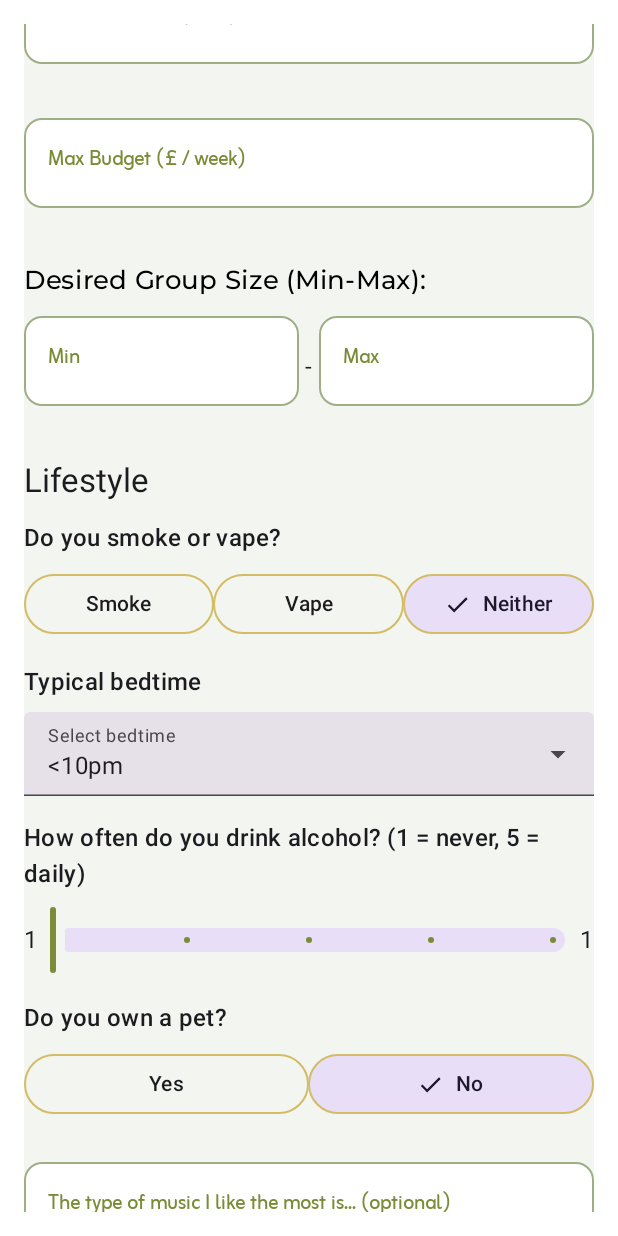
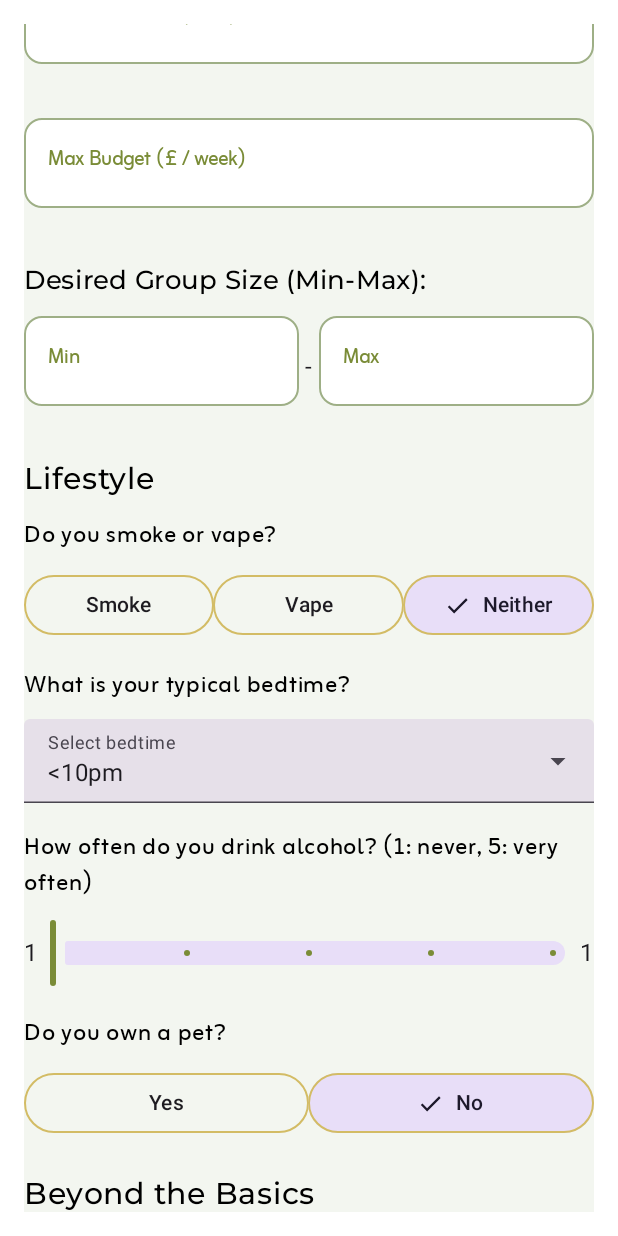
Before and after one commit to dorianturner/Roomie, an Android app built with Jetpack Compose: the ProfileEditorScreen screen opened through its navigation route, scrolled down 1108 dp, on a phone screen of 412 x 824 dp. Run offline under Robolectric (Android 15) with nearby library versions, the phone set to English and light mode, and no system bars; our stand-ins replace Firebase (no records; nobody signed in at launch, a user with empty details on screens opened directly); pictures from the network do not load.

```diff
--- a/app/src/main/java/com/example/roomie/components/lifestyle.kt
+++ b/app/src/main/java/com/example/roomie/components/lifestyle.kt
@@ -25,6 +25,10 @@ import androidx.compose.runtime.setValue
 import androidx.compose.ui.Alignment
 import androidx.compose.ui.Modifier
 import androidx.compose.ui.unit.dp
+import com.example.roomie.ui.theme.FontSize
+import com.example.roomie.ui.theme.MontserratFontFamily
+import com.example.roomie.ui.theme.Spacing
+import com.example.roomie.ui.theme.ZainFontFamily
 import kotlin.math.roundToInt
 
 
@@ -42,11 +46,21 @@ fun LifestyleSection(
     passionate: MutableState<ProfileTextField>,
 ) {
     Spacer(modifier = Modifier.height(16.dp))
-    Text("Lifestyle", style = MaterialTheme.typography.titleLarge)
+    Text(
+        "Lifestyle",
+        fontFamily = MontserratFontFamily,
+        fontSize = FontSize.subHeader,
+        color = MaterialTheme.colorScheme.inverseSurface
+    )
     Spacer(modifier = Modifier.height(12.dp))
 
     // Smoking / vaping segmented control
-    Text("Do you smoke or vape?", style = MaterialTheme.typography.titleMedium)
+    Text(
+        "Do you smoke or vape?",
+        fontFamily = ZainFontFamily,
+        fontSize = FontSize.subHeader,
+        color = MaterialTheme.colorScheme.inverseSurface,
+    )
     Spacer(modifier = Modifier.height(8.dp))
     SingleChoiceSegmentedButtonRow(modifier = Modifier.fillMaxWidth()) {
         listOf("Smoke", "Vape", "Neither").forEach { option ->
@@ -61,7 +75,12 @@ fun LifestyleSection(
     Spacer(modifier = Modifier.height(16.dp))
 
     // Bedtime dropdown
-    Text("Typical bedtime", style = MaterialTheme.typography.titleMedium)
+    Text(
+        "What is your typical bedtime?",
+        fontFamily = ZainFontFamily,
+        fontSize = FontSize.subHeader,
+        color = MaterialTheme.colorScheme.inverseSurface,
+    )
     Spacer(modifier = Modifier.height(8.dp))
     var expanded by remember { mutableStateOf(false) }
     val bedtimeOptions = listOf("<10pm", "10–11pm", "11pm–12am", "12–1am", ">1am")
@@ -93,7 +112,12 @@ fun LifestyleSection(
     Spacer(modifier = Modifier.height(16.dp))
 
     // Alcohol slider 1..5
-    Text("How often do you drink alcohol? (1 = never, 5 = daily)", style = MaterialTheme.typography.titleMedium)
+    Text(
+        "How often do you drink alcohol? (1: never, 5: very often)",
+        fontFamily = ZainFontFamily,
+        fontSize = FontSize.subHeader,
+        color = MaterialTheme.colorScheme.inverseSurface,
+    )
     Spacer(modifier = Modifier.height(8.dp))
     Row(verticalAlignment = Alignment.CenterVertically, modifier = Modifier.fillMaxWidth()) {
         Text("1")
@@ -112,7 +136,12 @@ fun LifestyleSection(
     Spacer(modifier = Modifier.height(16.dp))
 
     // pets
-    Text("Do you own a pet?", style = MaterialTheme.typography.titleMedium)
+    Text(
+        "Do you own a pet?",
+        fontFamily = ZainFontFamily,
+        fontSize = FontSize.subHeader,
+        color = MaterialTheme.colorScheme.inverseSurface,
+    )
     Spacer(modifier = Modifier.height(8.dp))
     SingleChoiceSegmentedButtonRow(modifier = Modifier.fillMaxWidth()) {
         listOf("Yes", "No").forEach { option ->
@@ -124,7 +153,16 @@ fun LifestyleSection(
         }
     }
 
-    Spacer(modifier = Modifier.height(16.dp))
+    Spacer(modifier = Modifier.height(Spacing.medium))
+
+    Text(
+        "Beyond the Basics",
+        fontFamily = MontserratFontFamily,
+        fontSize = FontSize.subHeader,
+        color = MaterialTheme.colorScheme.inverseSurface
+    )
+
+    Spacer(modifier = Modifier.height(Spacing.extremelyShort))
 
     // Music preference text
     ProfileTextFieldView(
@@ -134,7 +172,7 @@ fun LifestyleSection(
         }
     )
 
-    Spacer(modifier = Modifier.height(16.dp))
+    Spacer(modifier = Modifier.height(Spacing.extremelyShort))
 
     // pet peeve preference text
     ProfileTextFieldView(
@@ -144,7 +182,7 @@ fun LifestyleSection(
         }
     )
 
-    Spacer(modifier = Modifier.height(16.dp))
+    Spacer(modifier = Modifier.height(Spacing.extremelyShort))
 
     // addicted preference text
     ProfileTextFieldView(
@@ -154,7 +192,7 @@ fun LifestyleSection(
         }
     )
 
-    Spacer(modifier = Modifier.height(16.dp))
+    Spacer(modifier = Modifier.height(Spacing.extremelyShort))
 
     // ideal preference text
     ProfileTextFieldView(
@@ -164,7 +202,7 @@ fun LifestyleSection(
         }
     )
 
-    Spacer(modifier = Modifier.height(16.dp))
+    Spacer(modifier = Modifier.height(Spacing.extremelyShort))
 
     // passionate preference text
     ProfileTextFieldView(
--- a/app/src/main/java/com/example/roomie/screens/ProfileScreen.kt
+++ b/app/src/main/java/com/example/roomie/screens/ProfileScreen.kt
@@ -36,6 +36,8 @@ import com.example.roomie.components.fetchUserPhotos
 import com.example.roomie.components.listings.Listing
 import com.example.roomie.components.listings.ListingItem
 import com.example.roomie.navigation.Routes
+import com.example.roomie.ui.theme.FontSize
+import com.example.roomie.ui.theme.MontserratFontFamily
 import com.example.roomie.ui.theme.Spacing
 import com.google.firebase.auth.FirebaseAuth
 import com.google.firebase.firestore.FirebaseFirestore
@@ -129,8 +131,9 @@ fun ProfileScreen(
                         Text(
                             text = "Profile",
                             color = MaterialTheme.colorScheme.primary,
+                            fontFamily = MontserratFontFamily,
                             textAlign = TextAlign.Left,
-                            fontSize = 40.sp,
+                            fontSize = FontSize.header,
                         )
 
                         Spacer(Modifier.weight(1f))
```
Also changed, not shown: app/src/main/java/com/example/roomie/screens/MainContentScreen.kt (+10 -13 lines).
